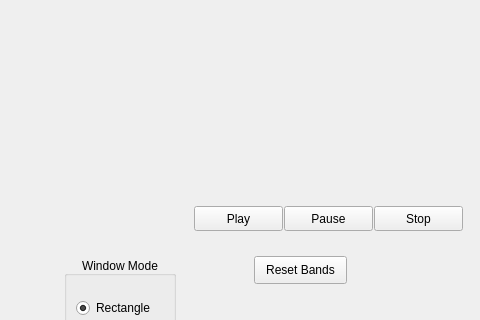
Ahmad-Abdalmageed/DSP_tasks-, file Task2/playground.ui: the form before one commit; both pictures show x 506 to 986 and y 334 to 654 of the 1082 by 831 pixel window.
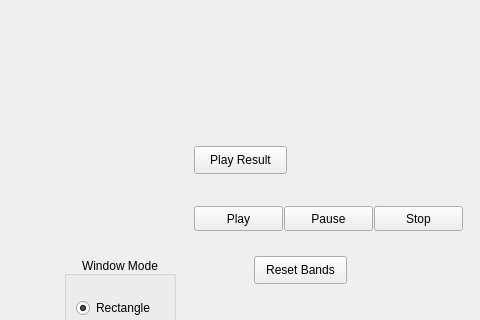
The form after the commit. Custom widgets are drawn as their Qt base class.

Commit message:
play result button
.

The edit to the form file:
```diff
--- a/Task2/playground.ui
+++ b/Task2/playground.ui
@@ -165,6 +165,19 @@
      <string>Load</string>
     </property>
    </widget>
+   <widget class="QPushButton" name="PlayAudio_2">
+    <property name="geometry">
+     <rect>
+      <x>700</x>
+      <y>480</y>
+      <width>93</width>
+      <height>28</height>
+     </rect>
+    </property>
+    <property name="text">
+     <string>Play Result</string>
+    </property>
+   </widget>
   </widget>
   <widget class="QMenuBar" name="menubar">
    <property name="geometry">
```
Left out of the diff: 2 changed lines with no effect on the pictures. The commit also changes 3 other files.
